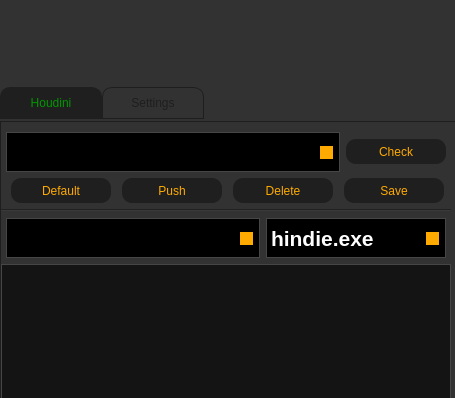
Above: UI/ns_Startup.ui from prateekfxtd/ns_Startup before the change; both pictures show x 0 to 455 and y 0 to 398 of the 455 by 900 pixel window. Below: the same form after it.
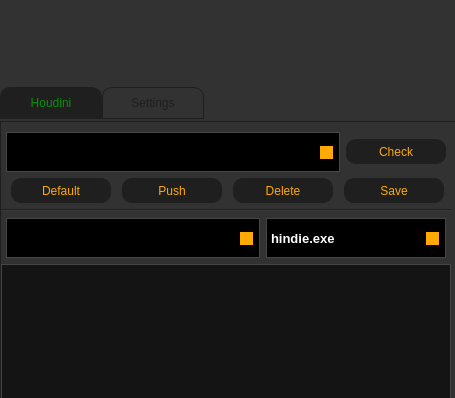
That is the form after the change. Icons and pictures are not drawn.

Patch:
```diff
--- a/UI/ns_Startup.ui
+++ b/UI/ns_Startup.ui
@@ -19,7 +19,7 @@
   <property name="minimumSize">
    <size>
     <width>455</width>
-    <height>25</height>
+    <height>900</height>
    </size>
   </property>
   <property name="maximumSize">
@@ -643,7 +643,7 @@
                 </property>
                 <property name="font">
                  <font>
-                  <pointsize>16</pointsize>
+                  <pointsize>10</pointsize>
                   <weight>75</weight>
                   <bold>true</bold>
                  </font>
```
Left out of the diff: 4 changed lines with no effect on the pictures.
